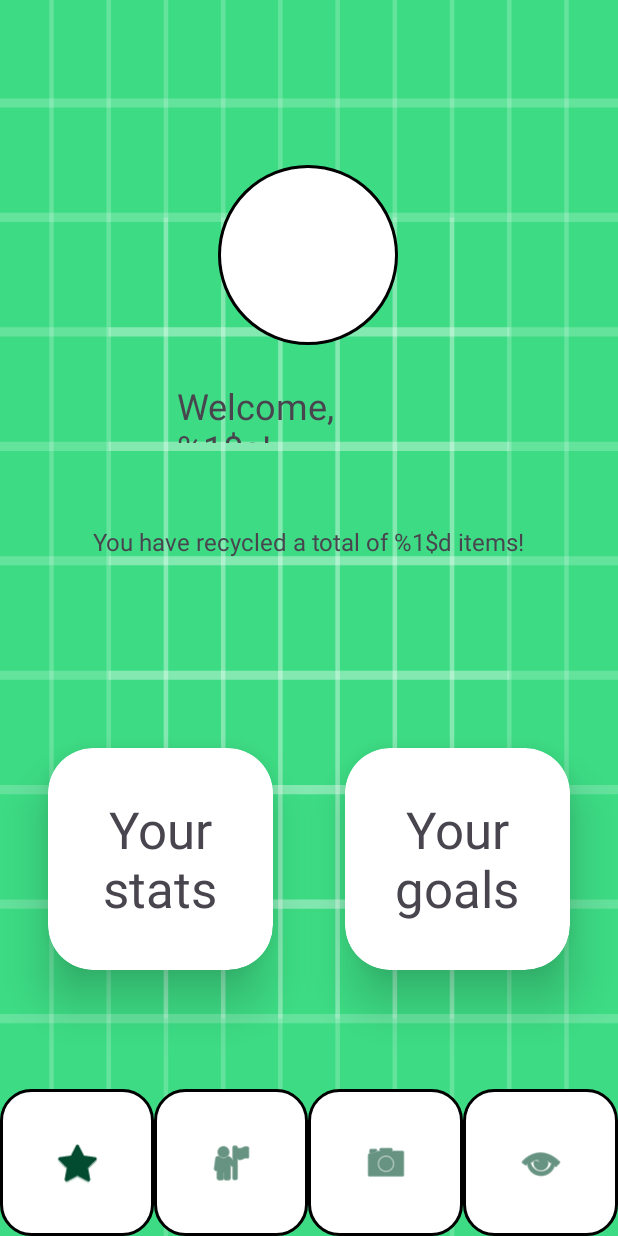
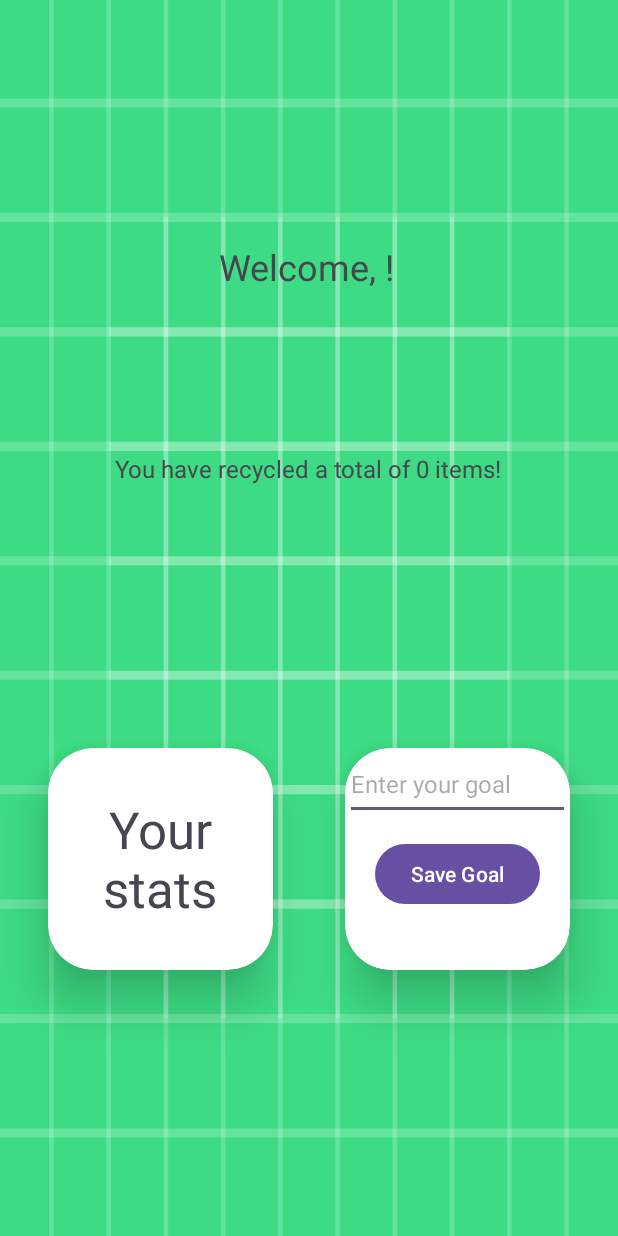
Before and after one commit to iamrb1/EcoSnap, an Android app: the Profile screen opened directly, with no data from a screen before it, on a phone screen of 412 x 824 dp. Run offline under Robolectric (Android 15) with nearby library versions, the phone set to English and light mode, and no system bars; our stand-ins replace Firebase (no records; nobody signed in at launch, a user with empty details on screens opened directly).

Commit message:
profile - kaylyn

```diff
--- a/app/src/main/java/edu/msu/cse476/baragurr/ecosnap/Profile.java
+++ b/app/src/main/java/edu/msu/cse476/baragurr/ecosnap/Profile.java
@@ -1,63 +1,108 @@
 package edu.msu.cse476.baragurr.ecosnap;
 
-import android.content.Intent;
 import android.os.Bundle;
-import android.view.View;
+import android.widget.Button;
+import android.widget.EditText;
+import android.widget.ImageView;
 import android.widget.TextView;
+import android.widget.Toast;
 
-import androidx.activity.EdgeToEdge;
+
 import androidx.appcompat.app.AppCompatActivity;
-import androidx.core.graphics.Insets;
-import androidx.core.view.ViewCompat;
-import androidx.core.view.WindowInsetsCompat;
+
+
+import com.google.firebase.auth.FirebaseAuth;
+import com.google.firebase.auth.FirebaseUser;
+import com.google.firebase.database.*;
+
 
 public class Profile extends AppCompatActivity {
 
-    // Default account, should get account from database
-//    private Account currentAccount = new Account("User", "Test");
-    TextView user_text;
-    TextView recycle_text;
+
+    private TextView usernameText;
+    private TextView recycleCountText;
+    private FirebaseAuth auth;
+    private FirebaseUser user;
+    private DatabaseReference userRef;
+    private EditText goalEditText;
+    private Button saveGoalButton;
+
+
+
 
     @Override
     protected void onCreate(Bundle savedInstanceState) {
         super.onCreate(savedInstanceState);
-        EdgeToEdge.enable(this);
         setContentView(R.layout.activity_profile);
-        ViewCompat.setOnApplyWindowInsetsListener(findViewById(R.id.main), (v, insets) -> {
-            Insets systemBars = insets.getInsets(WindowInsetsCompat.Type.systemBars());
-            v.setPadding(systemBars.left, systemBars.top, systemBars.right, systemBars.bottom);
-            return insets;
+
+
+
+
+        goalEditText = findViewById(R.id.goalEditText);
+        saveGoalButton = findViewById(R.id.saveGoalButton);
+
+
+        usernameText = findViewById(R.id.username_welcome_text);
+        recycleCountText = findViewById(R.id.recycle_count_text);
+        ImageView profilePic = findViewById(R.id.imageView); // optional for step 2
+
+
+        auth = FirebaseAuth.getInstance();
+        user = auth.getCurrentUser();
+
+
+        if (user == null) {
+            finish(); // shouldn't happen but safety
+            return;
+        }
+
+
+        String uid = user.getUid();
+        String email = user.getEmail();
+        String username = email != null ? email.split("@")[0] : "User";
+
+
+        // Set welcome message
+        usernameText.setText(getString(R.string.username_welcome, username));
+
+
+        // Get buttonClicks from Firebase
+        userRef = FirebaseDatabase.getInstance().getReference("user_clicks").child(uid);
+
+
+        userRef.child("goal").get().addOnCompleteListener(task -> {
+            if (task.isSuccessful() && task.getResult().exists()) {
+                String goal = task.getResult().getValue(String.class);
+                goalEditText.setText(goal);
+            }
         });
 
-//        String username = currentAccount.getUsername();
-//        int num_recycled = currentAccount.getRecycleCount();
 
-        user_text = findViewById(R.id.username_welcome_text);
+        userRef.child("buttonClicks").get().addOnCompleteListener(task -> {
+            if (task.isSuccessful() && task.getResult().exists()) {
+                Long clicks = task.getResult().getValue(Long.class);
+                recycleCountText.setText(getString(R.string.recycle_count, clicks));
+            } else {
+                recycleCountText.setText(getString(R.string.recycle_count, 0));
+            }
+        });
 
-//        String username_formatted = getString(R.string.username_welcome, username);
-//        user_text.setText(username_formatted);
 
-        recycle_text = findViewById(R.id.recycle_count_text);
+        saveGoalButton.setOnClickListener(v -> {
+            String goalText = goalEditText.getText().toString().trim();
+            if (!goalText.isEmpty()) {
+                userRef.child("goal").setValue(goalText)
+                        .addOnSuccessListener(unused -> {
+                            Toast.makeText(Profile.this, "Goal saved!", Toast.LENGTH_SHORT).show();
+                        })
+                        .addOnFailureListener(e -> {
+                            Toast.makeText(Profile.this, "Failed to save goal.", Toast.LENGTH_SHORT).show();
+                        });
+            } else {
+                Toast.makeText(Profile.this, "Please enter a goal first.", Toast.LENGTH_SHORT).show();
+            }
+        });
 
-//        String recycle_formatted = getString(R.string.recycle_count, num_recycled);
-//        recycle_text.setText(recycle_formatted);
 
     }
-
-    public void onStartCamera(View view) {
-        Intent intent = new Intent(this, Camera.class);
-        startActivity(intent);
-    }
-    public void onStartLeaderboard(View view) {
-        Intent intent = new Intent(this, Leaderboard.class);
-        startActivity(intent);
-    }
-    public void onStartProfile(View view) {
-        Intent intent = new Intent(this, Profile.class);
-        startActivity(intent);
-    }
-    public void onStartHome(View view) {
-        Intent intent = new Intent(this, Home.class);
-        startActivity(intent);
-    }
 }
--- a/app/src/main/res/layout/activity_profile.xml
+++ b/app/src/main/res/layout/activity_profile.xml
@@ -10,9 +10,15 @@
     android:orientation="vertical"
     tools:context=".Profile">
 
+
+
+
     <androidx.constraintlayout.widget.ConstraintLayout
         android:layout_width="match_parent"
         android:layout_height="match_parent">
+
+
+
 
         <TextView
             android:id="@+id/recycle_count_text"
@@ -22,16 +28,18 @@
             android:layout_marginBottom="306dp"
             android:text="@string/recycle_count"
             android:textSize="16sp"
-            app:layout_constraintBottom_toTopOf="@+id/linearLayout"
             app:layout_constraintEnd_toEndOf="parent"
             app:layout_constraintHorizontal_bias="0.498"
             app:layout_constraintStart_toStartOf="parent"
             app:layout_constraintTop_toTopOf="parent" />
 
+
+
+
         <TextView
             android:id="@+id/username_welcome_text"
-            android:layout_width="173dp"
-            android:layout_height="41dp"
+            android:layout_width="wrap_content"
+            android:layout_height="wrap_content"
             android:layout_marginStart="32dp"
             android:layout_marginTop="24dp"
             android:layout_marginEnd="32dp"
@@ -41,6 +49,9 @@
             app:layout_constraintHorizontal_bias="0.493"
             app:layout_constraintStart_toStartOf="parent"
             app:layout_constraintTop_toBottomOf="@+id/imageView" />
+
+
+
 
         <ImageView
             android:id="@+id/imageView"
@@ -53,7 +64,10 @@
             app:layout_constraintStart_toStartOf="parent"
             app:layout_constraintTop_toTopOf="parent"
             app:layout_constraintVertical_bias="0.227"
-            app:srcCompat="@drawable/profile_picture" />
+            />
+
+
+
 
         <androidx.cardview.widget.CardView
             android:id="@+id/stats_card"
@@ -70,6 +84,9 @@
             app:layout_constraintTop_toTopOf="@+id/goals_card"
             app:layout_constraintVertical_bias="0.0">
 
+
+
+
             <TextView
                 android:id="@+id/textView5"
                 android:layout_width="match_parent"
@@ -79,60 +96,14 @@
                 android:textSize="34sp" />
         </androidx.cardview.widget.CardView>
 
-        <LinearLayout
-            android:id="@+id/linearLayout"
-            android:layout_width="412dp"
-            android:layout_height="98dp"
-            android:layout_weight="0.75"
-            android:orientation="horizontal"
-            app:layout_constraintBottom_toBottomOf="parent"
-            app:layout_constraintEnd_toEndOf="parent"
-            app:layout_constraintStart_toStartOf="parent">
 
-            <ImageButton
-                android:id="@+id/Home"
-                android:layout_width="wrap_content"
-                android:layout_height="match_parent"
-                android:layout_weight="1"
-                android:background="@drawable/circle"
-                android:contentDescription="@string/homepage"
-                android:onClick="onStartHome"
-                android:src="@android:drawable/btn_star"
-                app:tint="@color/dark_green" />
 
-            <ImageButton
-                android:id="@+id/Leaderboard"
-                android:layout_width="wrap_content"
-                android:layout_height="match_parent"
-                android:layout_weight="1"
-                android:background="@drawable/circle"
-                android:contentDescription="@string/map"
-                android:onClick="onStartLeaderboard"
-                android:src="@android:drawable/ic_menu_myplaces"
-                app:tint="@color/dark_green" />
 
-            <ImageButton
-                android:id="@+id/Camera"
-                android:layout_width="wrap_content"
-                android:layout_height="match_parent"
-                android:layout_weight="1"
-                android:background="@drawable/circle"
-                android:contentDescription="@string/camera"
-                android:onClick="onStartCamera"
-                android:src="@android:drawable/ic_menu_camera"
-                app:tint="@color/dark_green" />
 
-            <ImageButton
-                android:id="@+id/Profile"
-                android:layout_width="wrap_content"
-                android:layout_height="match_parent"
-                android:layout_weight="1"
-                android:background="@drawable/circle"
-                android:contentDescription="@string/profile"
-                android:onClick="onStartProfile"
-                android:src="@android:drawable/ic_menu_view"
-                app:tint="@color/dark_green" />
-        </LinearLayout>
+
+
+
+
 
         <androidx.cardview.widget.CardView
             android:id="@+id/goals_card"
@@ -149,14 +120,30 @@
             app:layout_constraintTop_toTopOf="parent"
             app:layout_constraintVertical_bias="0.725">
 
-            <TextView
-                android:id="@+id/textView6"
+
+            <EditText
+                android:id="@+id/goalEditText"
                 android:layout_width="match_parent"
-                android:layout_height="match_parent"
-                android:gravity="center_horizontal|center_vertical"
-                android:text="@string/goals_text"
-                android:textSize="34sp" />
+                android:layout_height="wrap_content"
+                android:hint="Enter your goal"
+                android:inputType="text"
+                android:minHeight="48dp"
+                android:textSize="16sp" />
+
+
+            <Button
+                android:id="@+id/saveGoalButton"
+                android:layout_width="wrap_content"
+                android:layout_height="wrap_content"
+                android:text="Save Goal"
+                android:layout_gravity="center_horizontal"
+                android:layout_marginTop="60dp"/>
+
+
         </androidx.cardview.widget.CardView>
+
+
+
 
     </androidx.constraintlayout.widget.ConstraintLayout>
 </LinearLayout>
```
